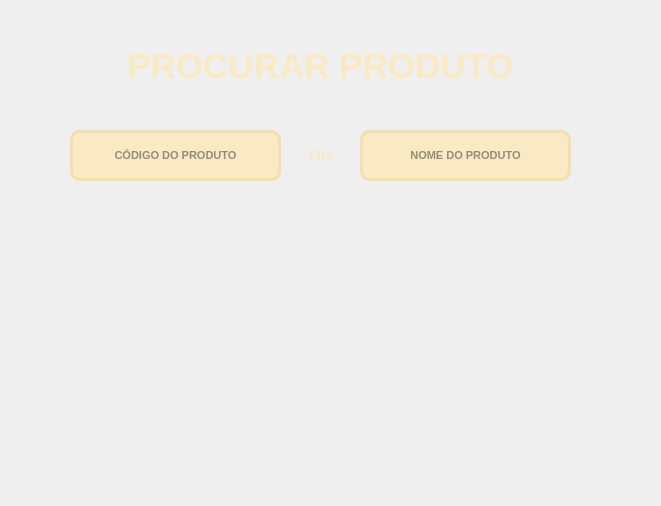
Qt form PROCURA.ui (leohpmoreira/inventoryManagement) before a commit.
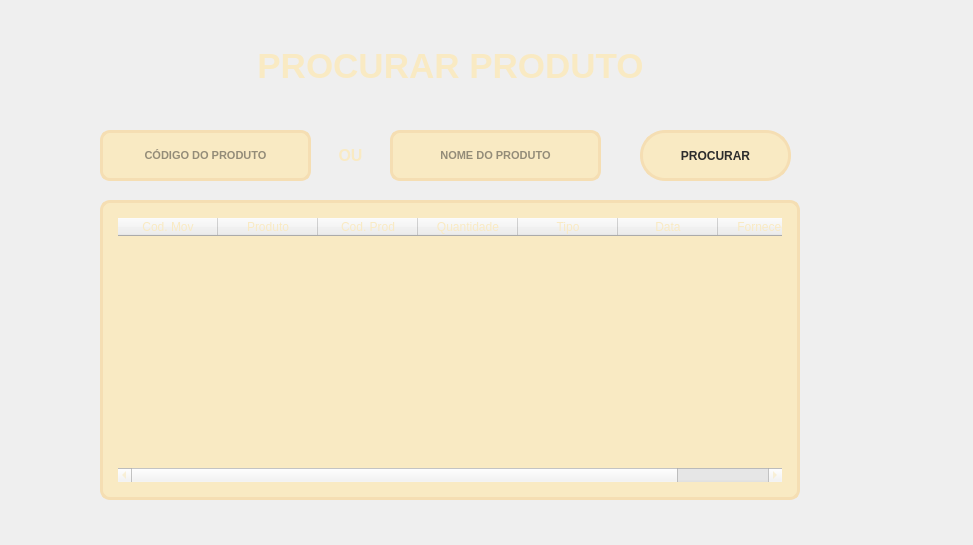
The same form after that commit.

Diff of the .ui file:
```diff
--- a/PROCURA.ui
+++ b/PROCURA.ui
@@ -6,8 +6,8 @@
    <rect>
     <x>0</x>
     <y>0</y>
-    <width>661</width>
-    <height>506</height>
+    <width>973</width>
+    <height>545</height>
    </rect>
   </property>
   <property name="windowTitle">
@@ -19,9 +19,9 @@
   <widget class="QLabel" name="label">
    <property name="geometry">
     <rect>
-     <x>70</x>
+     <x>100</x>
      <y>40</y>
-     <width>501</width>
+     <width>701</width>
      <height>51</height>
     </rect>
    </property>
@@ -46,7 +46,7 @@
   <widget class="QLineEdit" name="lineEdit">
    <property name="geometry">
     <rect>
-     <x>70</x>
+     <x>100</x>
      <y>130</y>
      <width>211</width>
      <height>51</height>
@@ -89,7 +89,7 @@
   <widget class="QLineEdit" name="lineEdit_2">
    <property name="geometry">
     <rect>
-     <x>360</x>
+     <x>390</x>
      <y>130</y>
      <width>211</width>
      <height>51</height>
@@ -132,7 +132,7 @@
   <widget class="QLabel" name="label_2">
    <property name="geometry">
     <rect>
-     <x>290</x>
+     <x>320</x>
      <y>130</y>
      <width>61</width>
      <height>51</height>
@@ -153,6 +153,107 @@
     <set>Qt::AlignCenter</set>
    </property>
   </widget>
+  <widget class="QTableWidget" name="tableWidget">
+   <property name="geometry">
+    <rect>
+     <x>100</x>
+     <y>200</y>
+     <width>700</width>
+     <height>300</height>
+    </rect>
+   </property>
+   <property name="minimumSize">
+    <size>
+     <width>700</width>
+     <height>0</height>
+    </size>
+   </property>
+   <property name="maximumSize">
+    <size>
+     <width>700</width>
+     <height>300</height>
+    </size>
+   </property>
+   <property name="styleSheet">
+    <string notr="true">QTableWidget {
+	border: 3px solid rgb(245, 222, 179);
+	border-radius: 10px;
+	padding: 15px;
+	background-color:rgb(249, 234, 195);
+	color: rgb(45, 45, 45);
+}</string>
+   </property>
+   <column>
+    <property name="text">
+     <string>Cod. Mov</string>
+    </property>
+   </column>
+   <column>
+    <property name="text">
+     <string>Produto</string>
+    </property>
+   </column>
+   <column>
+    <property name="text">
+     <string>Cod. Prod</string>
+    </property>
+   </column>
+   <column>
+    <property name="text">
+     <string>Quantidade</string>
+    </property>
+   </column>
+   <column>
+    <property name="text">
+     <string>Tipo</string>
+    </property>
+   </column>
+   <column>
+    <property name="text">
+     <string>Data</string>
+    </property>
+   </column>
+   <column>
+    <property name="text">
+     <string>Fornecedor</string>
+    </property>
+   </column>
+  </widget>
+  <widget class="QPushButton" name="Remove">
+   <property name="geometry">
+    <rect>
+     <x>640</x>
+     <y>130</y>
+     <width>151</width>
+     <height>51</height>
+    </rect>
+   </property>
+   <property name="font">
+    <font>
+     <family>Segoe UI</family>
+     <weight>75</weight>
+     <bold>true</bold>
+    </font>
+   </property>
+   <property name="styleSheet">
+    <string notr="true">QPushButton{	
+	border: 3px solid rgb(245, 222, 179);
+	border-radius: 25px;
+	background-color:rgb(249, 234, 195);
+	color: rgb(45, 45, 45);
+}
+QPushButton:hover{	
+	border: 3px solid rgb(55, 55, 55);
+}
+QPushButton:pressed{	
+	background-color: rgb(135, 206, 250);
+	color: rgb(45, 45, 45);
+}</string>
+   </property>
+   <property name="text">
+    <string>PROCURAR</string>
+   </property>
+  </widget>
  </widget>
  <resources/>
  <connections/>
```
